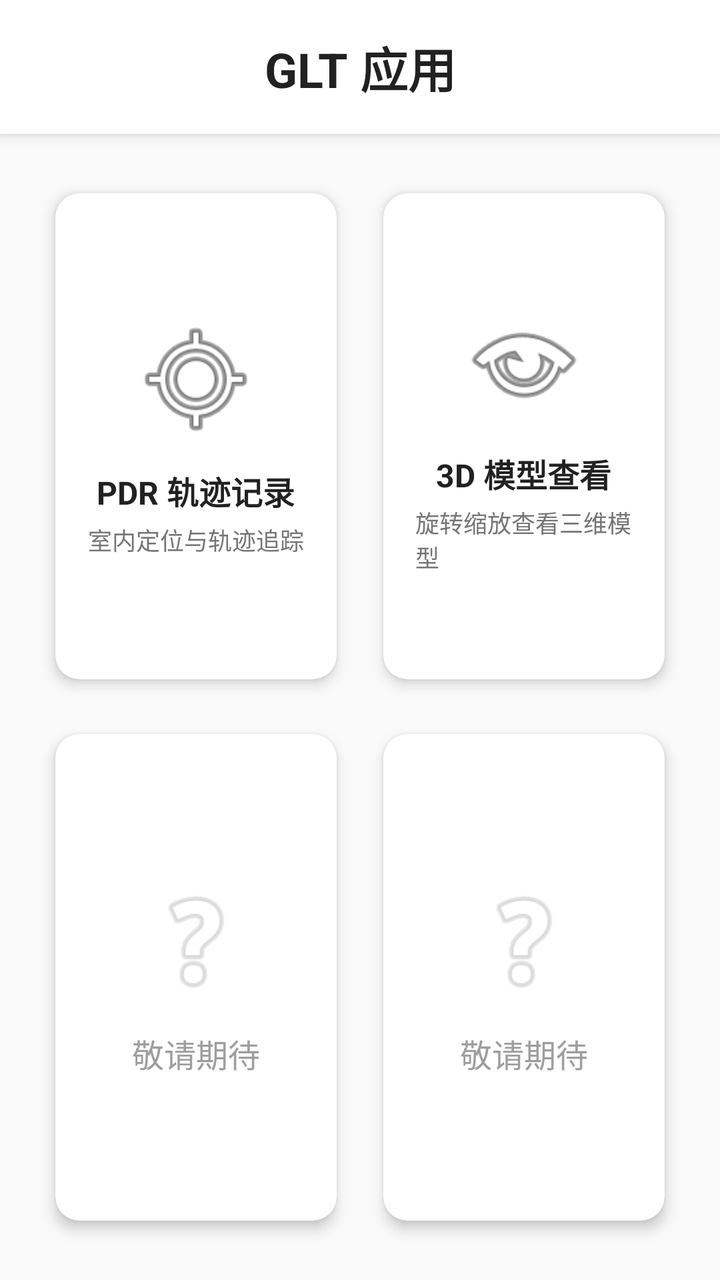
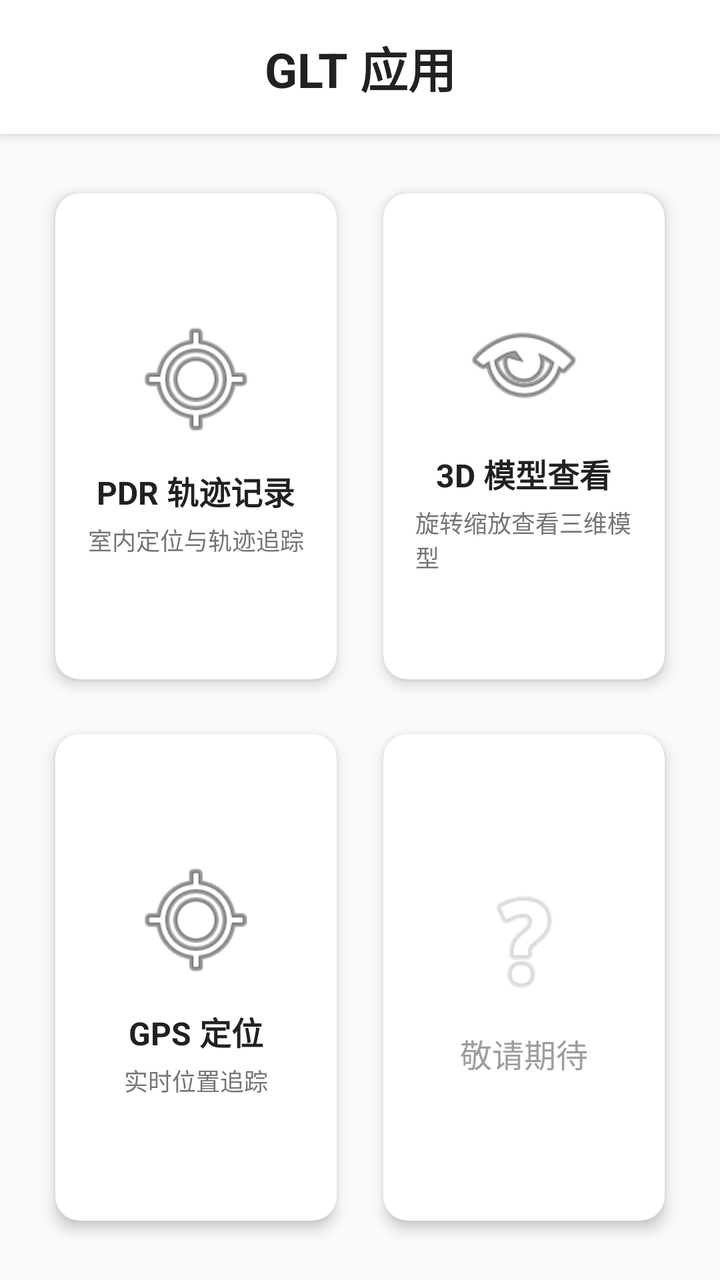

An Android layout rendered at two revisions. The XML below is the earlier revision; the diff shows what the commit changed to produce the second picture.
<!-- AndroidManifest.xml: application theme Theme.PDR -->
<!-- res/layout/fragment_home.xml -->
<?xml version="1.0" encoding="utf-8"?>
<LinearLayout xmlns:android="http://schemas.android.com/apk/res/android"
    xmlns:tools="http://schemas.android.com/tools"
    android:layout_width="match_parent"
    android:layout_height="match_parent"
    android:orientation="vertical"
    android:background="#FAFAFA"
    tools:context=".ui.home.HomeFragment">

    
    <LinearLayout
        android:id="@+id/headerLayout"
        android:layout_width="match_parent"
        android:layout_height="wrap_content"
        android:orientation="vertical"
        android:background="#FFFFFF"
        android:elevation="4dp">

        <TextView
            android:layout_width="match_parent"
            android:layout_height="wrap_content"
            android:padding="16dp"
            android:text="GLT 应用"
            android:textColor="#212121"
            android:textSize="24sp"
            android:textStyle="bold"
            android:gravity="center" />

    </LinearLayout>

    
    <GridLayout
        android:id="@+id/gridLayout"
        android:layout_width="match_parent"
        android:layout_height="0dp"
        android:layout_weight="1"
        android:layout_margin="16dp"
        android:columnCount="2"
        android:rowCount="2"
        android:alignmentMode="alignBounds"
        android:columnOrderPreserved="false"
        android:useDefaultMargins="true">

        
        <androidx.cardview.widget.CardView
            android:id="@+id/cardPdr"
            android:layout_width="0dp"
            android:layout_height="0dp"
            android:layout_columnWeight="1"
            android:layout_rowWeight="1"
            android:layout_gravity="fill"
            android:clickable="true"
            android:focusable="true"
            android:foreground="?android:attr/selectableItemBackground"
            app:cardCornerRadius="12dp"
            app:cardElevation="4dp"
            app:cardUseCompatPadding="true"
            xmlns:app="http://schemas.android.com/apk/res-auto">

            <LinearLayout
                android:layout_width="match_parent"
                android:layout_height="match_parent"
                android:orientation="vertical"
                android:gravity="center"
                android:padding="16dp">

                <ImageView
                    android:layout_width="64dp"
                    android:layout_height="64dp"
                    android:src="@android:drawable/ic_menu_mylocation"
                    android:contentDescription="PDR图标" />

                <TextView
                    android:layout_width="wrap_content"
                    android:layout_height="wrap_content"
                    android:layout_marginTop="12dp"
                    android:text="PDR 轨迹记录"
                    android:textColor="#212121"
                    android:textSize="16sp"
                    android:textStyle="bold" />

                <TextView
                    android:layout_width="wrap_content"
                    android:layout_height="wrap_content"
                    android:layout_marginTop="4dp"
                    android:text="室内定位与轨迹追踪"
                    android:textColor="#757575"
                    android:textSize="12sp" />

            </LinearLayout>

        </androidx.cardview.widget.CardView>

        
        <androidx.cardview.widget.CardView
            android:id="@+id/cardViewer"
            android:layout_width="0dp"
            android:layout_height="0dp"
            android:layout_columnWeight="1"
            android:layout_rowWeight="1"
            android:layout_gravity="fill"
            android:clickable="true"
            android:focusable="true"
            android:foreground="?android:attr/selectableItemBackground"
            app:cardCornerRadius="12dp"
            app:cardElevation="4dp"
            app:cardUseCompatPadding="true"
            xmlns:app="http://schemas.android.com/apk/res-auto">

            <LinearLayout
                android:layout_width="match_parent"
                android:layout_height="match_parent"
                android:orientation="vertical"
                android:gravity="center"
                android:padding="16dp">

                <ImageView
                    android:layout_width="64dp"
                    android:layout_height="64dp"
                    android:src="@android:drawable/ic_menu_view"
                    android:contentDescription="3D图标" />

                <TextView
                    android:layout_width="wrap_content"
                    android:layout_height="wrap_content"
                    android:layout_marginTop="12dp"
                    android:text="3D 模型查看"
                    android:textColor="#212121"
                    android:textSize="16sp"
                    android:textStyle="bold" />

                <TextView
                    android:layout_width="wrap_content"
                    android:layout_height="wrap_content"
                    android:layout_marginTop="4dp"
                    android:text="旋转缩放查看三维模型"
                    android:textColor="#757575"
                    android:textSize="12sp" />

            </LinearLayout>

        </androidx.cardview.widget.CardView>

        
        <androidx.cardview.widget.CardView
            android:id="@+id/cardPlaceholder2"
            android:layout_width="0dp"
            android:layout_height="0dp"
            android:layout_columnWeight="1"
            android:layout_rowWeight="1"
            android:layout_gravity="fill"
            android:clickable="true"
            android:focusable="true"
            android:foreground="?android:attr/selectableItemBackground"
            app:cardCornerRadius="12dp"
            app:cardElevation="4dp"
            app:cardUseCompatPadding="true"
            xmlns:app="http://schemas.android.com/apk/res-auto">

            <LinearLayout
                android:layout_width="match_parent"
                android:layout_height="match_parent"
                android:orientation="vertical"
                android:gravity="center"
                android:padding="16dp">

                <ImageView
                    android:layout_width="64dp"
                    android:layout_height="64dp"
                    android:src="@android:drawable/ic_menu_help"
                    android:alpha="0.3"
                    android:contentDescription="预留功能图标" />

                <TextView
                    android:layout_width="wrap_content"
                    android:layout_height="wrap_content"
                    android:layout_marginTop="12dp"
                    android:text="敬请期待"
                    android:textColor="#9E9E9E"
                    android:textSize="16sp" />

            </LinearLayout>

        </androidx.cardview.widget.CardView>

        
        <androidx.cardview.widget.CardView
            android:id="@+id/cardPlaceholder3"
            android:layout_width="0dp"
            android:layout_height="0dp"
            android:layout_columnWeight="1"
            android:layout_rowWeight="1"
            android:layout_gravity="fill"
            android:clickable="true"
            android:focusable="true"
            android:foreground="?android:attr/selectableItemBackground"
            app:cardCornerRadius="12dp"
            app:cardElevation="4dp"
            app:cardUseCompatPadding="true"
            xmlns:app="http://schemas.android.com/apk/res-auto">

            <LinearLayout
                android:layout_width="match_parent"
                android:layout_height="match_parent"
                android:orientation="vertical"
                android:gravity="center"
                android:padding="16dp">

                <ImageView
                    android:layout_width="64dp"
                    android:layout_height="64dp"
                    android:src="@android:drawable/ic_menu_help"
                    android:alpha="0.3"
                    android:contentDescription="预留功能图标" />

                <TextView
                    android:layout_width="wrap_content"
                    android:layout_height="wrap_content"
                    android:layout_marginTop="12dp"
                    android:text="敬请期待"
                    android:textColor="#9E9E9E"
                    android:textSize="16sp" />

            </LinearLayout>

        </androidx.cardview.widget.CardView>

    </GridLayout>

</LinearLayout>
<!-- resources referenced by this layout -->
<resources>
  <style name="Theme.PDR" parent="Base.Theme.PDR" />
  <style name="Base.Theme.PDR" parent="Theme.Material3.DayNight.NoActionBar">
          
          <item name="colorPrimary">@color/purple_500</item>
          <item name="colorPrimaryVariant">@color/purple_700</item>
          <item name="colorOnPrimary">@color/white</item>
          
          <item name="colorSecondary">@color/teal_200</item>
          <item name="colorSecondaryVariant">@color/teal_700</item>
          <item name="colorOnSecondary">@color/black</item>
      </style>
  <color name="purple_500">#FF6200EE</color>
  <color name="purple_700">#FF3700B3</color>
  <color name="white">#FFFFFFFF</color>
  <color name="teal_200">#FF03DAC5</color>
  <color name="teal_700">#FF018786</color>
  <color name="black">#FF000000</color>
</resources>

<!-- the commit's change to res/layout/fragment_home.xml (unified diff, before → after) -->
@@ -143,7 +143,57 @@
 
         
         <androidx.cardview.widget.CardView
-            android:id="@+id/cardPlaceholder2"
+            android:id="@+id/cardLocation"
+            android:layout_width="0dp"
+            android:layout_height="0dp"
+            android:layout_columnWeight="1"
+            android:layout_rowWeight="1"
+            android:layout_gravity="fill"
+            android:clickable="true"
+            android:focusable="true"
+            android:foreground="?android:attr/selectableItemBackground"
+            app:cardCornerRadius="12dp"
+            app:cardElevation="4dp"
+            app:cardUseCompatPadding="true"
+            xmlns:app="http://schemas.android.com/apk/res-auto">
+
+            <LinearLayout
+                android:layout_width="match_parent"
+                android:layout_height="match_parent"
+                android:orientation="vertical"
+                android:gravity="center"
+                android:padding="16dp">
+
+                <ImageView
+                    android:layout_width="64dp"
+                    android:layout_height="64dp"
+                    android:src="@android:drawable/ic_menu_mylocation"
+                    android:contentDescription="定位图标" />
+
+                <TextView
+                    android:layout_width="wrap_content"
+                    android:layout_height="wrap_content"
+                    android:layout_marginTop="12dp"
+                    android:text="GPS 定位"
+                    android:textColor="#212121"
+                    android:textSize="16sp"
+                    android:textStyle="bold" />
+
+                <TextView
+                    android:layout_width="wrap_content"
+                    android:layout_height="wrap_content"
+                    android:layout_marginTop="4dp"
+                    android:text="实时位置追踪"
+                    android:textColor="#757575"
+                    android:textSize="12sp" />
+
+            </LinearLayout>
+
+        </androidx.cardview.widget.CardView>
+
+        
+        <androidx.cardview.widget.CardView
+            android:id="@+id/cardPlaceholder3"
             android:layout_width="0dp"
             android:layout_height="0dp"
             android:layout_columnWeight="1"
@@ -183,48 +233,6 @@
 
         </androidx.cardview.widget.CardView>
 
-        
-        <androidx.cardview.widget.CardView
-            android:id="@+id/cardPlaceholder3"
-            android:layout_width="0dp"
-            android:layout_height="0dp"
-            android:layout_columnWeight="1"
-            android:layout_rowWeight="1"
-            android:layout_gravity="fill"
-            android:clickable="true"
-            android:focusable="true"
-            android:foreground="?android:attr/selectableItemBackground"
-            app:cardCornerRadius="12dp"
-            app:cardElevation="4dp"
-            app:cardUseCompatPadding="true"
-            xmlns:app="http://schemas.android.com/apk/res-auto">
-
-            <LinearLayout
-                android:layout_width="match_parent"
-                android:layout_height="match_parent"
-                android:orientation="vertical"
-                android:gravity="center"
-                android:padding="16dp">
-
-                <ImageView
-                    android:layout_width="64dp"
-                    android:layout_height="64dp"
-                    android:src="@android:drawable/ic_menu_help"
-                    android:alpha="0.3"
-                    android:contentDescription="预留功能图标" />
-
-                <TextView
-                    android:layout_width="wrap_content"
-                    android:layout_height="wrap_content"
-                    android:layout_marginTop="12dp"
-                    android:text="敬请期待"
-                    android:textColor="#9E9E9E"
-                    android:textSize="16sp" />
-
-            </LinearLayout>
-
-        </androidx.cardview.widget.CardView>
-
     </GridLayout>
 
 </LinearLayout>
